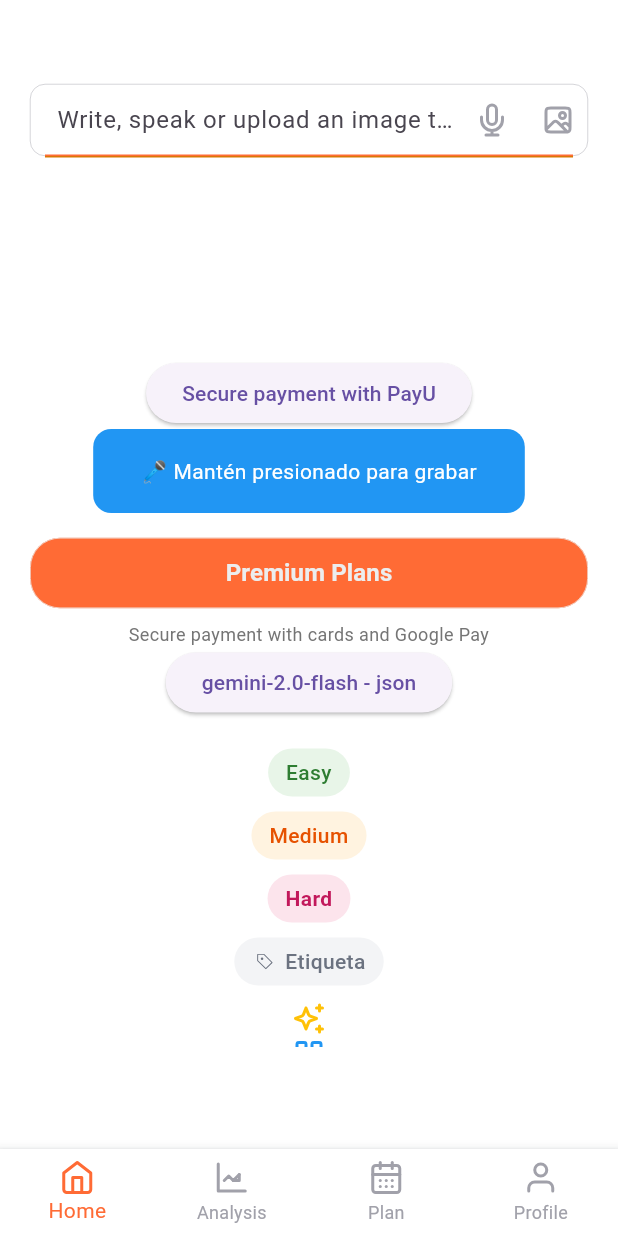
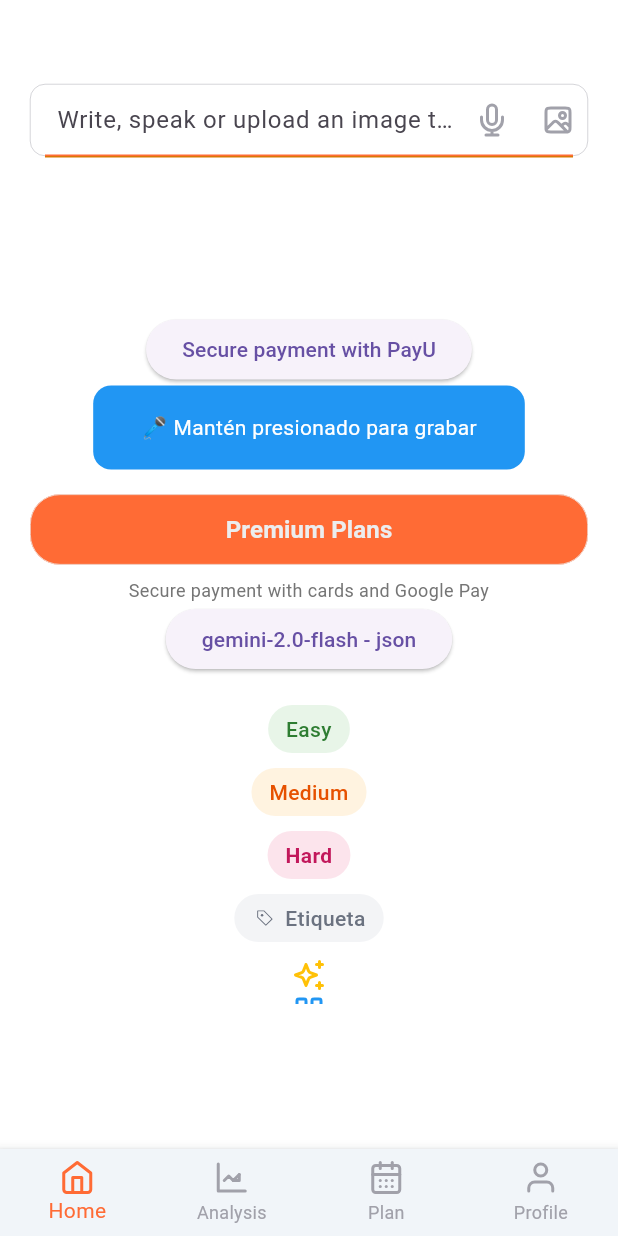
Before and after one commit to ngonzanosaborperuano/comidaperuana, a Flutter app: the HomePage screen opened by its route, on a phone screen of 412 x 824 dp. Run offline on Flutter 3.47's test engine with Material 3 defaults, Android fonts, the phone set to English and light mode, and no system bars; drawn by our look-alikes of shimmer; our stand-ins replace confetti, dio, equatable, firebase_ai, firebase_auth, firebase_core and 12 more; missing offline and left inert: clarity_flutter, encrypt, firebase_app_check, flutter_custom_tabs, flutter_inappwebview, flutter_sound; accounts and stored records are empty; statements that could not run were skipped.

Commit message:
menu bug

```diff
--- a/lib/modules/home/view/home_page.dart
+++ b/lib/modules/home/view/home_page.dart
@@ -20,10 +20,7 @@ class HomePage extends StatefulWidget {
     return const HomePage(key: Key('home_page'));
   }
   Future<bool?> show(BuildContext context) async {
-    return showAdaptiveDialog<bool>(
-      context: context,
-      builder: (context) => this,
-    );
+    return showAdaptiveDialog<bool>(context: context, builder: (context) => this);
   }
 
   @override
@@ -45,16 +42,14 @@ class _HomePageState extends State<HomePage> {
       create: (BuildContext context) {
         return HomeController(
           userRepository: context.read<UserRepository>(),
-          taskRepository: TaskRepository(
-            DatabaseHelper.instance,
-            apiService: ApiService(),
-          ),
+          taskRepository: TaskRepository(DatabaseHelper.instance, apiService: ApiService()),
         ); //..allRecipes();
       },
       child: Consumer<HomeController>(
         builder: (_, HomeController con, _) {
           final ValueNotifier<bool> isListening = ValueNotifier(false);
           return AppScaffold(
+            toolbarHeight: kToolbarHeight,
             title: Padding(
               padding: const EdgeInsets.symmetric(horizontal: 10),
               child: Column(
@@ -73,10 +68,7 @@ class _HomePageState extends State<HomePage> {
                                 bottomLeft: Radius.circular(value ? 0 : 10),
                                 bottomRight: Radius.circular(value ? 0 : 10),
                               ),
-                              border: Border.all(
-                                color: context.color.border,
-                                width: 0.3,
-                              ),
+                              border: Border.all(color: context.color.border, width: 0.3),
                             ),
                             child: Row(
                               crossAxisAlignment: CrossAxisAlignment.center,
@@ -120,9 +112,7 @@ class _HomePageState extends State<HomePage> {
                             child: ColoredBox(
                               color: context.color.secondaryInvert,
                               child: Padding(
-                                padding: const EdgeInsets.symmetric(
-                                  horizontal: 15,
-                                ),
+                                padding: const EdgeInsets.symmetric(horizontal: 15),
                                 child: AnimatedContainer(
                                   height: value ? 30 : 0,
                                   width: double.infinity,
--- a/lib/shared/widget/app_scaffold/app_scaffold.dart
+++ b/lib/shared/widget/app_scaffold/app_scaffold.dart
@@ -5,7 +5,7 @@ import 'package:recetasperuanas/core/provider/pages_provider.dart';
 import 'package:recetasperuanas/modules/setting/view/setting_page.dart';
 import 'package:recetasperuanas/shared/controller/base_controller.dart';
 import 'package:recetasperuanas/shared/widget/app_scaffold/menu_android.dart';
-import 'package:recetasperuanas/shared/widget/app_scaffold/menu_ios.dart';
+import 'package:recetasperuanas/shared/widget/app_scaffold/menu_ios.dart' show MenuIOS;
 import 'package:recetasperuanas/shared/widget/app_scaffold/page_home_android.dart';
 import 'package:recetasperuanas/shared/widget/app_scaffold/page_home_ios.dart';
 
@@ -37,65 +37,70 @@ class _AppScaffoldState extends State<AppScaffold> {
   Widget build(BuildContext context) {
     final isIOS = Theme.of(context).platform == TargetPlatform.iOS;
 
-    return isIOS
-        ? _buildCupertinoScaffold(context)
-        : _buildMaterialScaffold(context);
+    return isIOS ? _buildCupertinoScaffold(context) : _buildMaterialScaffold(context);
   }
 
   Widget _buildCupertinoScaffold(BuildContext context) {
-    final List<Widget> pagesIOS = [
-      PageHomeIOS(widget: widget),
-      const SettingPage(),
-    ];
+    final List<Widget> pagesIOS = [PageHomeIOS(widget: widget), const SettingPage()];
     return ChangeNotifierProvider<PagesProvider>(
       create: (BuildContext context) => PagesProvider(),
       child: Consumer<PagesProvider>(
         builder: (BuildContext context, PagesProvider value, Widget? child) {
-          return CupertinoPageScaffold(
+          if (widget.showMenu) {
+            return CupertinoTabScaffold(
               backgroundColor: context.color.background,
-            child: Stack(
-              alignment: Alignment.bottomCenter,
+              tabBar: MenuIOS(
+                currentIndex: value.selectPage,
+                onTap: (index) => context.read<PagesProvider>().togglePage(index),
+                backgroundColor: context.color.backgroundCard,
+                activeColor: context.color.textSecondary2,
+                inactiveColor: context.color.textSecondary,
+              ),
+              tabBuilder: (context, index) {
+                return CupertinoTabView(
+                  builder:
+                      (context) => Column(
                         children: [
-                Positioned.fill(
-                  top: widget.toolbarHeight,
-                  child: IndexedStack(
-                    index: value.selectPage,
-                    children: pagesIOS,
+                          SizedBox(height: widget.toolbarHeight),
+                          Expanded(
+                            child: IndexedStack(index: value.selectPage, children: pagesIOS),
                           ),
-                ),
-                if (widget.showMenu) ...[const MenuIOS()],
                         ],
                       ),
                 );
+              },
+            );
+          } else {
+            return CupertinoPageScaffold(
+              backgroundColor: context.color.background,
+              child: Column(
+                children: [
+                  SizedBox(height: widget.toolbarHeight),
+                  Expanded(child: IndexedStack(index: value.selectPage, children: pagesIOS)),
+                ],
+              ),
+            );
+          }
         },
       ),
     );
   }
 
   Widget _buildMaterialScaffold(BuildContext context) {
-    final List<Widget> pageAndroid = [
-      PageHomeAndroid(widget: widget),
-      const SettingPage(),
-    ];
+    final List<Widget> pageAndroid = [PageHomeAndroid(widget: widget), const SettingPage()];
     return ChangeNotifierProvider<PagesProvider>(
       create: (BuildContext context) => PagesProvider(),
       child: Consumer<PagesProvider>(
         builder: (BuildContext context, PagesProvider value, Widget? child) {
           return Scaffold(
             backgroundColor: context.color.background,
-            body: Stack(
-              alignment: Alignment.bottomCenter,
+            body: Column(
               children: [
-                Positioned.fill(
-                  top: widget.toolbarHeight,
-                  child: IndexedStack(
-                    index: value.selectPage,
-                    children: pageAndroid,
-                  ),
-                ),
-                if (widget.showMenu) ...[const MenuAndroid()],
+                SizedBox(height: widget.toolbarHeight),
+                Expanded(child: IndexedStack(index: value.selectPage, children: pageAndroid)),
               ],
             ),
+            bottomNavigationBar: widget.showMenu ? const MenuAndroid() : null,
           );
         },
       ),
--- a/lib/shared/widget/app_scaffold/menu_android.dart
+++ b/lib/shared/widget/app_scaffold/menu_android.dart
@@ -21,16 +21,9 @@ class _MenuAndroidState extends State<MenuAndroid> with NavigationItemsMixin {
   Widget build(BuildContext context) {
     return Consumer<PagesProvider>(
       builder: (BuildContext context, PagesProvider value, Widget? child) {
-        return Stack(
-          alignment: Alignment.bottomCenter,
-          children: [
-            Positioned(
-              left: 0,
-              right: 0,
-              bottom: 0,
-              child: Container(
+        return Container(
           decoration: BoxDecoration(
-                  color: context.color.textSecondary,
+            color: context.color.backgroundCard,
             boxShadow: [
               BoxShadow(
                 color: context.color.menuActive,
@@ -41,7 +34,7 @@ class _MenuAndroidState extends State<MenuAndroid> with NavigationItemsMixin {
             ],
           ),
           child: BottomNavigationBar(
-                  backgroundColor: context.color.background,
+            backgroundColor: context.color.backgroundCard,
             selectedItemColor: context.color.textSecondary2,
             unselectedItemColor: context.color.textSecondary,
             currentIndex: value.selectPage,
@@ -55,9 +48,6 @@ class _MenuAndroidState extends State<MenuAndroid> with NavigationItemsMixin {
               context.read<PagesProvider>().togglePage(index);
             },
           ),
-              ),
-            ),
-          ],
         );
       },
     );
--- a/lib/shared/widget/app_scaffold/menu_ios.dart
+++ b/lib/shared/widget/app_scaffold/menu_ios.dart
@@ -1,83 +1,31 @@
-import 'package:flutter/material.dart';
-import 'package:provider/provider.dart';
-import 'package:recetasperuanas/core/provider/pages_provider.dart';
-import 'package:recetasperuanas/shared/controller/base_controller.dart';
-import 'package:recetasperuanas/shared/widget/app_scaffold/navigation_items_mixin.dart';
+import 'package:flutter/cupertino.dart';
 
-class MenuIOS extends StatelessWidget with NavigationItemsMixin {
-  static const double _shadowBlurRadius = 4.0;
-  static const double _shadowSpreadRadius = 3.0;
-  static const double _shadowOffsetY = 5.5;
-  const MenuIOS({super.key});
-
-  @override
-  Widget build(BuildContext context) {
-    return Consumer<PagesProvider>(
-      builder: (BuildContext context, PagesProvider value, Widget? child) {
-        return Positioned(
-          bottom: 0,
-          left: 0,
-          right: 0,
-          child: Container(
-            decoration: BoxDecoration(
-              color: context.color.background,
-              boxShadow: [
-                BoxShadow(
-                  color: context.color.menuActive,
-                  blurRadius: _shadowBlurRadius,
-                  spreadRadius: _shadowSpreadRadius,
-                  offset: const Offset(0, _shadowOffsetY),
-                ),
-              ],
-            ),
-            child: SizedBox(
-              height: kBottomNavigationBarHeight * 1.5,
-              child: Row(
-                mainAxisAlignment: MainAxisAlignment.spaceEvenly,
-                children: _buildAppStoreStyleItems(value.selectPage, context),
-              ),
-            ),
-          ),
-        );
-      },
-    );
-  }
-
-  List<Widget> _buildAppStoreStyleItems(int currentPage, BuildContext context) {
-    final navigationItems = buildIOSNavigationItems(currentPage, context);
-
-    return List.generate(navigationItems.length, (index) {
-      final isSelected = currentPage == index;
-      final item = navigationItems[index];
-
-      return GestureDetector(
-        onTap: () {
-          context.read<PagesProvider>().togglePage(index);
-        },
-        child: Container(
-          padding: const EdgeInsets.symmetric(horizontal: 5, vertical: 2),
-          child: Column(
-            mainAxisSize: MainAxisSize.min,
-            children: [
-              item.icon,
-              const SizedBox(height: 4),
-              if (item.label != null)
-                Text(
-                  item.label!,
-                  style: TextStyle(
-                    fontSize: 10,
-                    color:
-                        isSelected
-                            ? context.color.textSecondary2
-                            : context.color.textSecondary,
-                    fontWeight:
-                        isSelected ? FontWeight.w600 : FontWeight.normal,
-                  ),
-                ),
-            ],
-          ),
-        ),
-      );
-    });
-  }
+class MenuIOS extends CupertinoTabBar {
+  const MenuIOS({
+    super.key,
+    required super.currentIndex,
+    required ValueChanged<int> super.onTap,
+    required Color super.backgroundColor,
+    required Color super.activeColor,
+    required super.inactiveColor,
+  }) : super(
+         items: const [
+           BottomNavigationBarItem(
+             icon: Padding(padding: EdgeInsets.all(8.0), child: Icon(CupertinoIcons.home)),
+             label: 'Inicio',
+           ),
+           BottomNavigationBarItem(
+             icon: Padding(padding: EdgeInsets.all(8.0), child: Icon(CupertinoIcons.chart_bar)),
+             label: 'Análisis',
+           ),
+           BottomNavigationBarItem(
+             icon: Padding(padding: EdgeInsets.all(8.0), child: Icon(CupertinoIcons.calendar)),
+             label: 'Planifica',
+           ),
+           BottomNavigationBarItem(
+             icon: Padding(padding: EdgeInsets.all(8.0), child: Icon(CupertinoIcons.person)),
+             label: 'Perfil',
+           ),
+         ],
+       );
 }
--- a/lib/shared/widget/app_scaffold/shared_icon_menu.dart
+++ b/lib/shared/widget/app_scaffold/shared_icon_menu.dart
@@ -1,15 +1,9 @@
 import 'package:flutter/material.dart';
-import 'package:flutter_svg/flutter_svg.dart';
 import 'package:recetasperuanas/shared/controller/base_controller.dart';
+import 'package:recetasperuanas/shared/widget/app_svg.dart';
 
-/// Widget compartido para iconos de navegación que puede ser reutilizado
-/// en diferentes plataformas (Android e iOS)
 class SharedIconMenu extends StatelessWidget {
-  const SharedIconMenu({
-    super.key,
-    required this.isSelected,
-    required this.path,
-  });
+  const SharedIconMenu({super.key, required this.isSelected, required this.path});
 
   static const double _iconSize = 24.0;
 
@@ -18,17 +12,10 @@ class SharedIconMenu extends StatelessWidget {
 
   @override
   Widget build(BuildContext context) {
-    return SvgPicture.asset(
-      path,
-      width: _iconSize,
-      height: _iconSize,
-      colorFilter: ColorFilter.mode(_getIconColor(context), BlendMode.srcIn),
-    );
+    return AppSvgIcon(assetPath: path, size: _iconSize, color: _getIconColor(context));
   }
 
   Color _getIconColor(BuildContext context) {
-    return isSelected
-        ? context.color.textSecondary2
-        : context.color.textSecondary;
+    return isSelected ? context.color.textSecondary2 : context.color.textSecondary;
   }
 }
```
Lines whose indentation alone changed are shown as unchanged.
